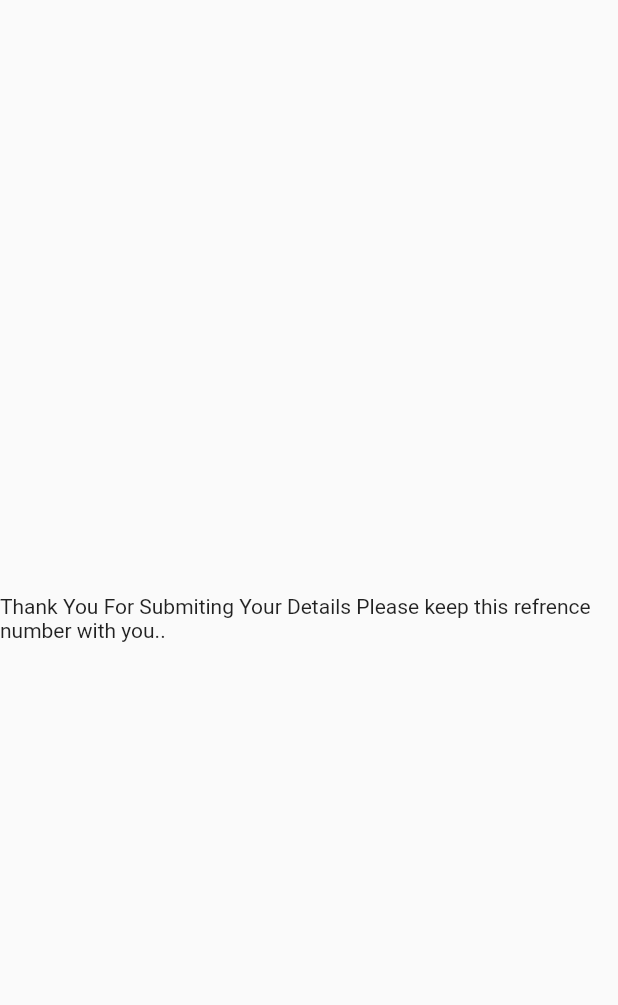
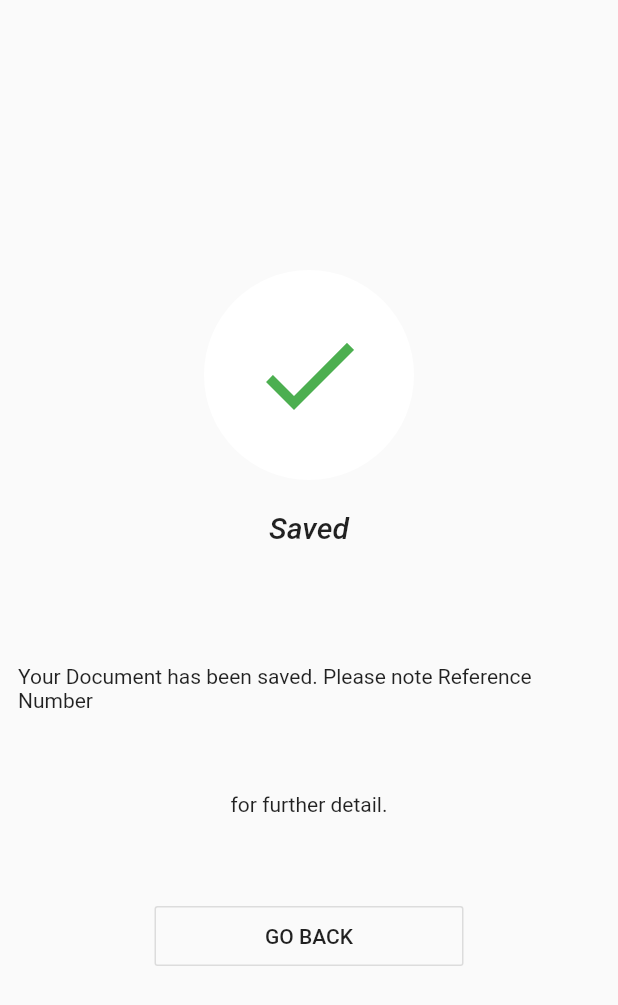
Before and after one commit to pratyushharsh/nasvi, a Flutter app: the ThanksScreen screen opened directly, on a phone screen of 412 x 824 dp. Shown: the top 1005 px of the screen. Run offline on Flutter 3.47's test engine with Material 2 defaults, Android fonts, the phone set to English and light mode, and no system bars; our stand-ins replace bloc, cloud_firestore, equatable, flutter_bloc, flutter_form_builder; accounts and stored records are empty; generated files the repository leaves out were written again.

Commit message:
Updated Thanks Screen

```diff
--- a/lib/bloc/worker/worker_bloc.dart
+++ b/lib/bloc/worker/worker_bloc.dart
@@ -24,8 +24,8 @@ class WorkerBloc extends Bloc<WorkerEvent, WorkerState> {
   Stream<WorkerState> _mapToAddNewWorker(Map<String, dynamic> data) async* {
     yield AddingNewWorker();
     try {
-      await workerRepo.addNewWorker(data);
-      yield SuccessAddingWorker();
+      String docId = await workerRepo.addNewWorker(data);
+      yield SuccessAddingWorker(docId);
     } catch(e) {
       print(e);
       yield ErrorWhileAddingWorker();
--- a/lib/bloc/worker/worker_state.dart
+++ b/lib/bloc/worker/worker_state.dart
@@ -7,6 +7,10 @@ class InitialWorkerState extends WorkerState {}
 
 class AddingNewWorker extends WorkerState{}
 
-class SuccessAddingWorker extends WorkerState {}
+class SuccessAddingWorker extends WorkerState {
+  final String referenceNo;
+
+  SuccessAddingWorker(this.referenceNo);
+}
 
 class ErrorWhileAddingWorker extends WorkerState {}
--- a/lib/config/router.dart
+++ b/lib/config/router.dart
@@ -12,8 +12,8 @@ class Router {
       case USER_FORM_ROUTE:
         return MaterialPageRoute(builder: (_) => UserForm());
       case THANKYOU_ROUTE:
-        return MaterialPageRoute(builder: (_) => ThanksScreen());
-
+        String ref = settings.arguments as String;
+        return MaterialPageRoute(builder: (_) => ThanksScreen(ref: ref,));
       default:
         return MaterialPageRoute(builder: (_) => Scaffold(
           body: Center(child: Text('No route defined for ${settings.name}'),),
--- a/lib/repository/worker-repo.dart
+++ b/lib/repository/worker-repo.dart
@@ -8,7 +8,8 @@ class WorkersRepository {
   WorkersRepository({Firestore db})
       : _db = db ?? Firestore.instance;
 
-  Future<void> addNewWorker(Map<String, dynamic> p) async {
-    return _db.collection('/workers').add(p);
+  Future<String> addNewWorker(Map<String, dynamic> p) async {
+    DocumentReference ref = await _db.collection('/workers').add(p);
+    return ref.documentID;
   }
 }
--- a/lib/screens/thanks.dart
+++ b/lib/screens/thanks.dart
@@ -1,8 +1,14 @@
+import 'package:flutter/cupertino.dart';
 import 'package:flutter/material.dart';
+import 'package:flutter/widgets.dart';
 import 'package:flutter_bloc/flutter_bloc.dart';
 import 'package:nasvi/bloc/worker/bloc.dart';
 
 class ThanksScreen extends StatelessWidget {
+
+  final String ref;
+  const ThanksScreen({Key key, this.ref}) : super(key: key);
+
   @override
   Widget build(BuildContext context) {
     return BlocListener<WorkerBloc, WorkerState>(
@@ -24,8 +30,44 @@ class ThanksScreen extends StatelessWidget {
         }
       },
       child: Scaffold(
-        body: Center(
-          child: Text("Thank You For Submiting Your Details Please keep this refrence number with you.."),
+        body: Container(
+          margin: EdgeInsets.all(12),
+          child: Center(
+            child: Column(
+              mainAxisAlignment: MainAxisAlignment.center,
+              children: <Widget>[
+                CircleAvatar(
+                  minRadius: 70,
+                  backgroundColor: Colors.white,
+                  child: Icon(Icons.done, color: Colors.green, size: 80,),
+                ),
+                SizedBox(height: 20,),
+                Text("Saved", style: TextStyle(
+                  fontWeight: FontWeight.w500, fontSize: 20, fontStyle: FontStyle.italic
+                ),),
+                SizedBox(height: 80,),
+                Text('Your Document has been saved. Please note Reference Number'),
+                SizedBox(height: 10,),
+                Text('${ref??""}', style: TextStyle(
+                  fontSize: 28,
+                  fontWeight: FontWeight.bold
+                ),),
+                SizedBox(height: 10,),
+                Text("for further detail."),
+                SizedBox(height: 60,),
+                Container(
+                  width: MediaQuery.of(context).size.width / 2,
+                  height: 40,
+                  child: OutlineButton(
+                    child: Text("GO BACK"),
+                    onPressed: () {
+
+                    },
+                  ),
+                )
+              ],
+            ),
+          ),
         ),
       ),
     );
--- a/lib/screens/user-form.dart
+++ b/lib/screens/user-form.dart
@@ -186,7 +186,7 @@ class _UserFormState extends State<UserForm> {
                   ),
                 ),
               );
-            Navigator.of(context).pushReplacementNamed(Router.THANKYOU_ROUTE);
+            Navigator.of(context).pushReplacementNamed(Router.THANKYOU_ROUTE, arguments: state.referenceNo );
           }
 
           if (state is ErrorWhileAddingWorker) {
--- a/pubspec.yaml
+++ b/pubspec.yaml
@@ -15,7 +15,7 @@ publish_to: 'none' # Remove this line if you wish to publish to pub.dev
 # In iOS, build-name is used as CFBundleShortVersionString while build-number used as CFBundleVersion.
 # Read more about iOS versioning at
 # https://developer.apple.com/library/archive/documentation/General/Reference/InfoPlistKeyReference/Articles/CoreFoundationKeys.html
-version: 1.0.0+2
+version: 1.0.1+3
 
 environment:
   sdk: ">=2.7.0 <3.0.0"
```
Also changed, not shown: 1 other file.
